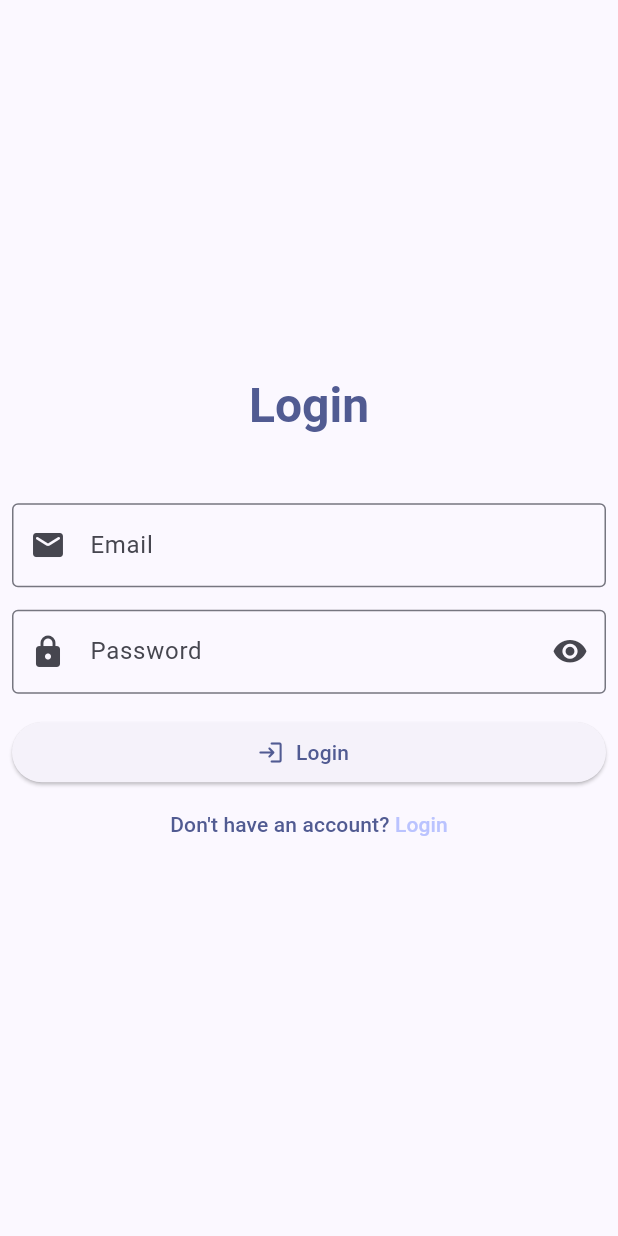
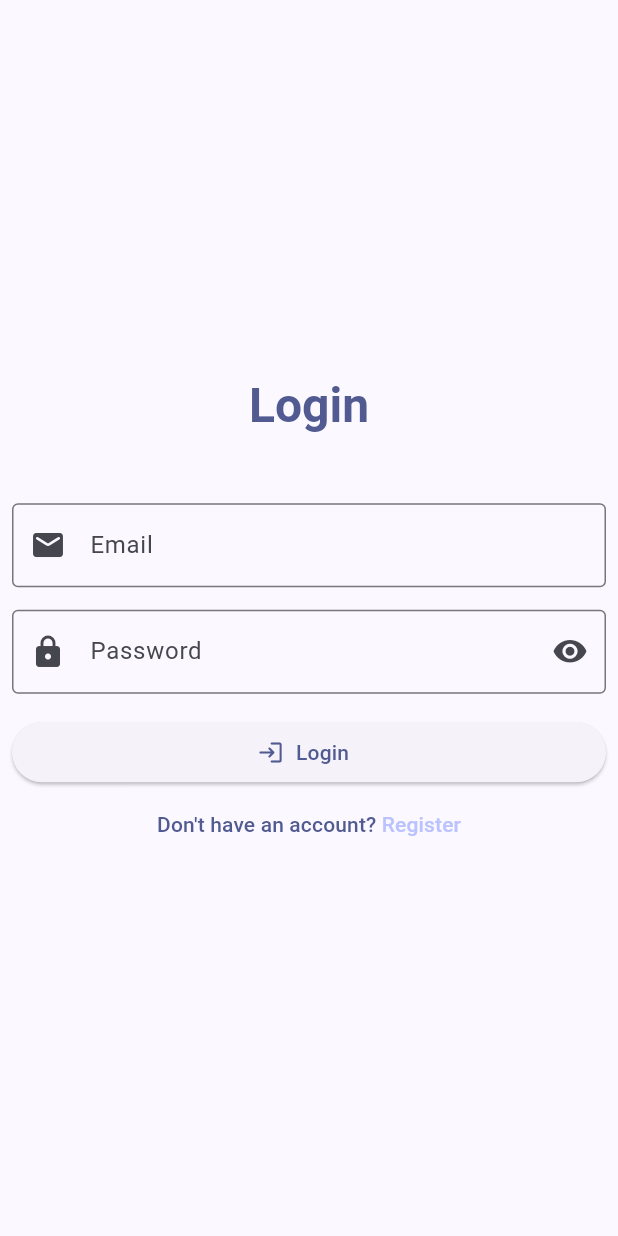
Before and after one commit to EsinShadrach/notes-appwrite, a Flutter app: the screen it shows after launch, on a phone screen of 412 x 824 dp. Run offline on Flutter 3.47's test engine with Material 2 defaults, Android fonts, the phone set to English and light mode, and no system bars; our stand-ins replace appwrite.

Commit message:
added navigation's

```diff
--- a/lib/auth_pages/sign_in.dart
+++ b/lib/auth_pages/sign_in.dart
@@ -80,8 +80,10 @@ class _SignInState extends State<SignIn> {
           ),
           AuthRedirects(
             text1: "Don't have an account? ",
-            text2: "Login",
-            onPressed: () {},
+            text2: "Register",
+            onPressed: () {
+              Navigator.pushNamed(context, '/sign-up');
+            },
           )
         ],
       ),
--- a/lib/auth_pages/sign_up.dart
+++ b/lib/auth_pages/sign_up.dart
@@ -93,7 +93,9 @@ class _SignUpState extends State<SignUp> {
           AuthRedirects(
             text1: "Already have an account? ",
             text2: "Sign-in",
-            onPressed: () {},
+            onPressed: () {
+              Navigator.pushNamed(context, '/');
+            },
           )
         ],
       ),
--- a/lib/main.dart
+++ b/lib/main.dart
@@ -1,5 +1,6 @@
 import 'package:flutter/material.dart';
 import 'package:notes_appwrite/auth_pages/sign_in.dart';
+import 'package:notes_appwrite/auth_pages/sign_up.dart';
 import 'package:provider/provider.dart';
 
 import 'auth_api/auth_api.dart';
@@ -16,6 +17,10 @@ class MyApp extends StatelessWidget {
     return ChangeNotifierProvider(
       create: (context) => AuthenticateProvider(),
       child: MaterialApp(
+        routes: {
+          '/': (context) => const AuthContainer(child: SignIn()),
+          '/sign-up': (context) => const AuthContainer(child: SignUp()),
+        },
         title: "Note Appwrite",
         theme: ThemeData(
           colorSchemeSeed: Colors.indigo,
@@ -31,21 +36,23 @@ class MyApp extends StatelessWidget {
         ),
         debugShowCheckedModeBanner: false,
         themeMode: ThemeMode.system,
-        home: const HomePage(),
+        // home: const AuthContainer(
+        //   child: ,
+        // ),
       ),
     );
   }
 }
 
-class HomePage extends StatefulWidget {
-  const HomePage({super.key});
+class AuthContainer extends StatefulWidget {
+  const AuthContainer({super.key, required this.child});
 
+  final Widget child;
   @override
-  State<HomePage> createState() => _HomePageState();
+  State<AuthContainer> createState() => _AuthContainerState();
 }
 
-class _HomePageState extends State<HomePage> {
-
+class _AuthContainerState extends State<AuthContainer> {
   @override
   Widget build(BuildContext context) {
     // final authProvider = Provider.of<AuthenticateProvider>(context);
@@ -56,7 +63,7 @@ class _HomePageState extends State<HomePage> {
           constraints: const BoxConstraints(
             maxWidth: 450,
           ),
-          child: const SignIn(),
+          child: widget.child,
         ),
       ),
     );
```
